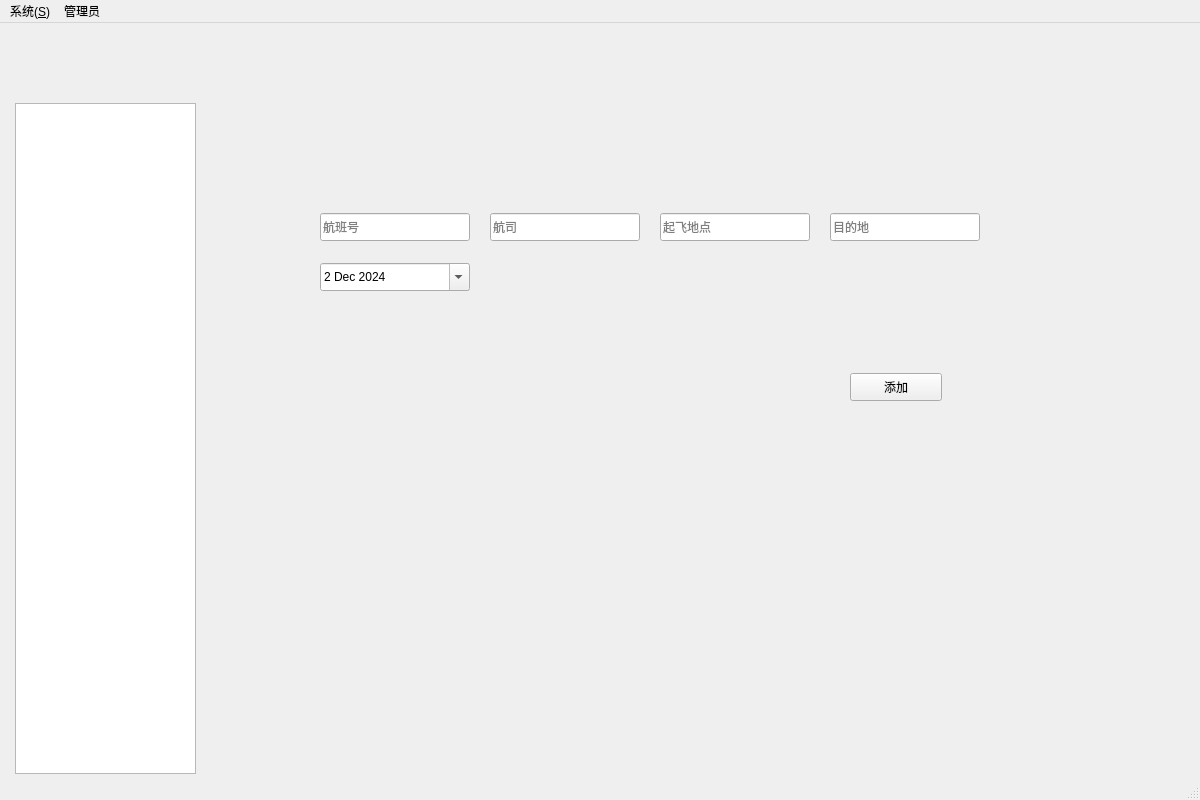
This is frm_admin.ui in zhongjf25/Airline-Reservation-System as Qt 5 draws it before an edit. The edited form follows.
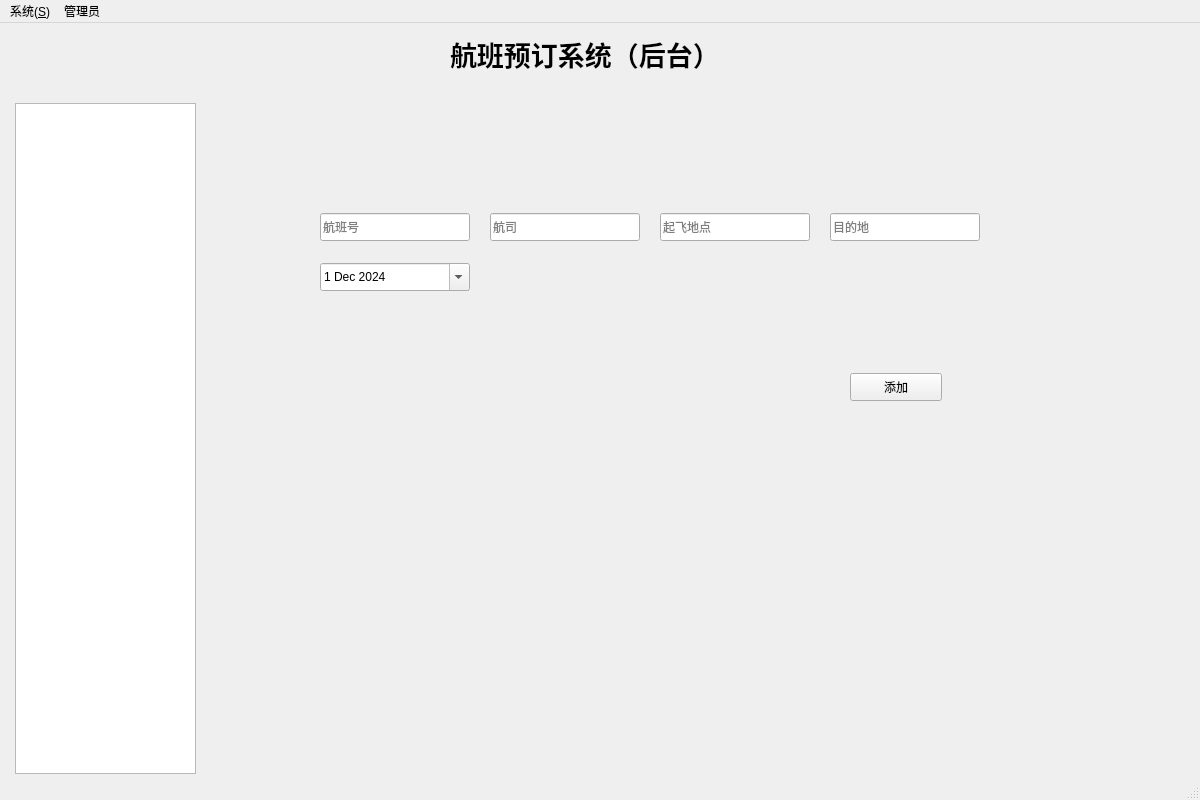
This is the edited form. The open tabs and pages were chosen to show the change.

Patch:
```diff
--- a/frm_admin.ui
+++ b/frm_admin.ui
@@ -105,12 +105,12 @@
       </property>
       <property name="dateTime">
        <datetime>
-        <hour>8</hour>
+        <hour>16</hour>
         <minute>0</minute>
         <second>0</second>
         <year>2024</year>
         <month>12</month>
-        <day>2</day>
+        <day>1</day>
        </datetime>
       </property>
       <property name="calendarPopup">
@@ -333,6 +333,27 @@
      </widget>
     </widget>
    </widget>
+   <widget class="QLabel" name="titile">
+    <property name="geometry">
+     <rect>
+      <x>450</x>
+      <y>10</y>
+      <width>321</width>
+      <height>41</height>
+     </rect>
+    </property>
+    <property name="font">
+     <font>
+      <pointsize>20</pointsize>
+      <bold>true</bold>
+      <stylestrategy>PreferDefault</stylestrategy>
+      <hintingpreference>PreferDefaultHinting</hintingpreference>
+     </font>
+    </property>
+    <property name="text">
+     <string>航班预订系统（后台）</string>
+    </property>
+   </widget>
   </widget>
   <widget class="QMenuBar" name="menubar">
    <property name="geometry">
```
Left out of the diff: 4 changed lines with no effect on the pictures.
